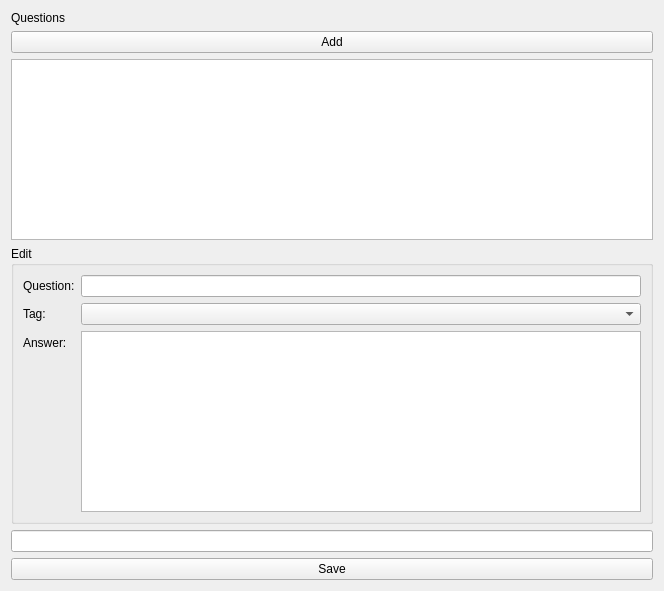
Above: question_form.ui from cogranpm/qttabsample before the change. Below: the same form after it.
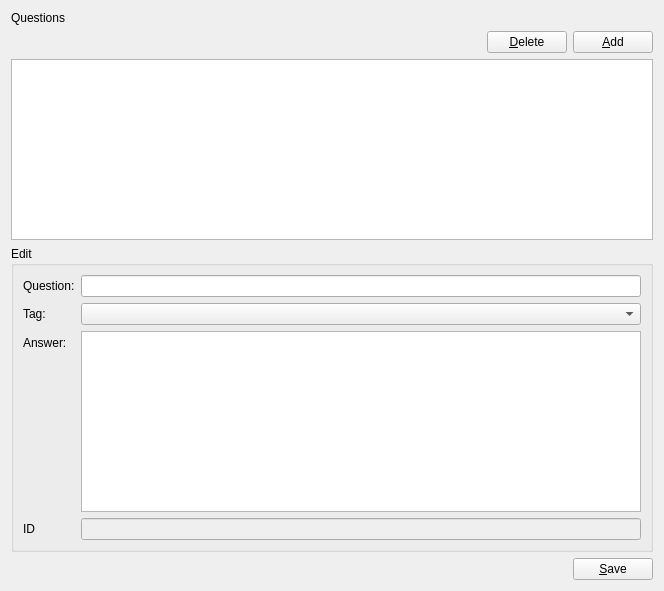
That is the form after the change.

Patch:
```diff
--- a/question_form.ui
+++ b/question_form.ui
@@ -22,11 +22,47 @@
     </widget>
    </item>
    <item>
-    <widget class="QPushButton" name="btnAdd">
-     <property name="text">
-      <string>Add</string>
-     </property>
-    </widget>
+    <layout class="QHBoxLayout" name="horizontalLayout">
+     <item>
+      <spacer name="horizontalSpacer">
+       <property name="orientation">
+        <enum>Qt::Horizontal</enum>
+       </property>
+       <property name="sizeHint" stdset="0">
+        <size>
+         <width>40</width>
+         <height>20</height>
+        </size>
+       </property>
+      </spacer>
+     </item>
+     <item>
+      <widget class="QPushButton" name="btnDelete">
+       <property name="maximumSize">
+        <size>
+         <width>120</width>
+         <height>16777215</height>
+        </size>
+       </property>
+       <property name="text">
+        <string>&amp;Delete</string>
+       </property>
+      </widget>
+     </item>
+     <item>
+      <widget class="QPushButton" name="btnAdd">
+       <property name="maximumSize">
+        <size>
+         <width>120</width>
+         <height>16777215</height>
+        </size>
+       </property>
+       <property name="text">
+        <string>&amp;Add</string>
+       </property>
+      </widget>
+     </item>
+    </layout>
    </item>
    <item>
     <layout class="QVBoxLayout" name="verticalLayout">
@@ -79,20 +115,54 @@
         <item row="2" column="1">
          <widget class="QPlainTextEdit" name="txtAnswer"/>
         </item>
+        <item row="3" column="1">
+         <widget class="QLineEdit" name="txtID">
+          <property name="enabled">
+           <bool>false</bool>
+          </property>
+         </widget>
+        </item>
+        <item row="3" column="0">
+         <widget class="QLabel" name="lblId">
+          <property name="text">
+           <string>ID</string>
+          </property>
+         </widget>
+        </item>
        </layout>
       </widget>
      </item>
     </layout>
    </item>
    <item>
-    <widget class="QLineEdit" name="txtID"/>
-   </item>
-   <item>
-    <widget class="QPushButton" name="btnSave">
-     <property name="text">
-      <string>Save</string>
-     </property>
-    </widget>
+    <layout class="QHBoxLayout" name="horizontalLayout_2">
+     <item>
+      <spacer name="horizontalSpacer_2">
+       <property name="orientation">
+        <enum>Qt::Horizontal</enum>
+       </property>
+       <property name="sizeHint" stdset="0">
+        <size>
+         <width>40</width>
+         <height>20</height>
+        </size>
+       </property>
+      </spacer>
+     </item>
+     <item>
+      <widget class="QPushButton" name="btnSave">
+       <property name="maximumSize">
+        <size>
+         <width>150</width>
+         <height>16777215</height>
+        </size>
+       </property>
+       <property name="text">
+        <string>&amp;Save</string>
+       </property>
+      </widget>
+     </item>
+    </layout>
    </item>
   </layout>
  </widget>
```
Left out of the diff: 11 changed lines with no effect on the pictures.
